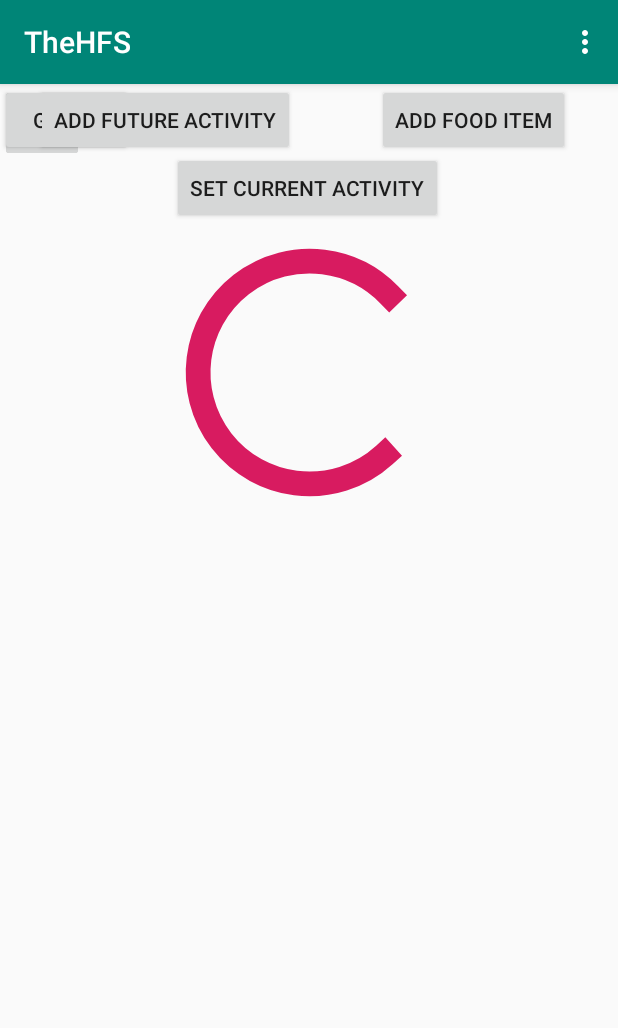
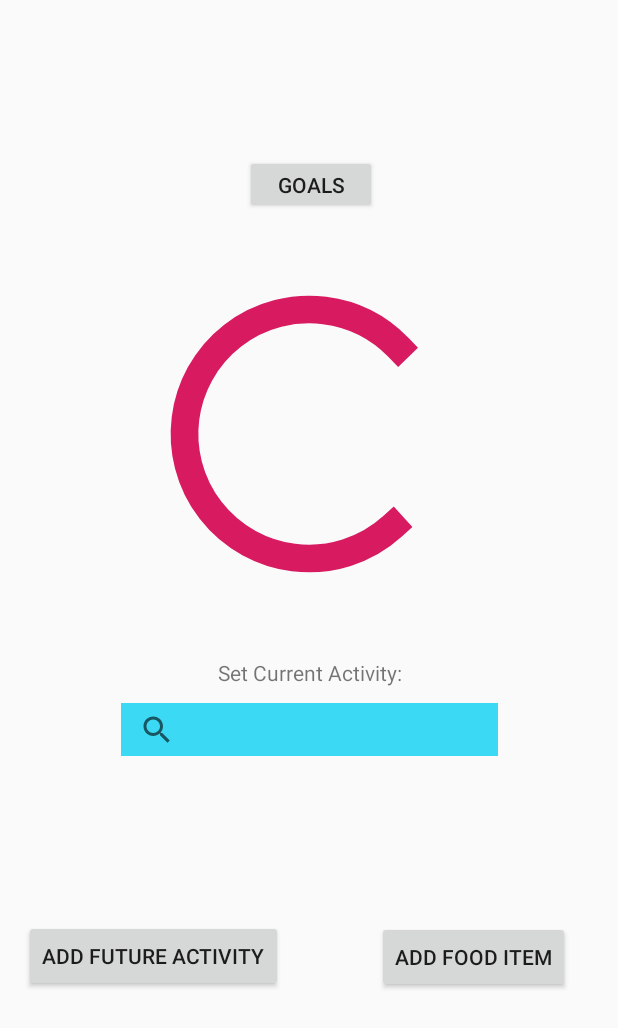
Before and after one commit to dylan-mancero/Health-and-Fitness-Android, an Android app: the screen it shows after launch (MainActivity), on a phone screen of 412 x 824 dp. Shown: the top 1028 px of the screen. Run offline under Robolectric (Android 15) with nearby library versions, the phone set to English and light mode, and no system bars.

Commit message:
Cleaned the project directory. Removed unnecessary GUI resources.

```diff
--- a/app/src/main/AndroidManifest.xml
+++ b/app/src/main/AndroidManifest.xml
@@ -9,10 +9,6 @@
         android:roundIcon="@mipmap/ic_launcher_round"
         android:supportsRtl="true"
         android:theme="@style/AppTheme">
-        <activity android:name=".addFutureActivity"></activity>
-        <activity
-            android:name=".homepage"
-            android:label="@string/title_activity_homepage" />
         <activity android:name=".addFood" />
         <activity
             android:name=".MainActivity"
--- a/app/src/main/java/com/hfs/ui/MainActivity.java
+++ b/app/src/main/java/com/hfs/ui/MainActivity.java
@@ -21,11 +21,11 @@ public class MainActivity extends AppCompatActivity {
     @Override
     protected void onCreate(Bundle savedInstanceState) {
         super.onCreate(savedInstanceState);
-        setContentView(R.layout.activity_main);
+        setContentView(R.layout.activity_homepage);
 
         //Associating button1&2 with relevant button id's
-        button1 = (Button) findViewById(R.id.setFutureActivity);
-        button2 = (Button) findViewById(R.id.setFoodItem);
+        button1 = findViewById(R.id.setFutureActivity);
+        button2 = findViewById(R.id.setFoodItem);
 
         //Setting the action that needs to be performed after specific button click from homepage
         button1.setOnClickListener(new View.OnClickListener() {
@@ -42,18 +42,6 @@ public class MainActivity extends AppCompatActivity {
             }
         });
 
-        Toolbar toolbar = findViewById(R.id.toolbar);
-        setSupportActionBar(toolbar);
-/*
-        FloatingActionButton = findViewById(R.id.fab);
-        fab.setOnClickListener(new View.OnClickListener() {
-            @Override
-            public void onClick(View view) {
-                Snackbar.make(view, "Replace with your own action", Snackbar.LENGTH_LONG)
-                        .setAction("Action", null).show();
-            }
-        });
- */
     }
 
     public void openSetFutureActivity() {
@@ -66,25 +54,4 @@ public class MainActivity extends AppCompatActivity {
         startActivity(intent);
     }
 
-    @Override
-    public boolean onCreateOptionsMenu(Menu menu) {
-        // Inflate the menu; this adds items to the action bar if it is present.
-        getMenuInflater().inflate(R.menu.menu_main, menu);
-        return true;
-    }
-
-    @Override
-    public boolean onOptionsItemSelected(MenuItem item) {
-        // Handle action bar item clicks here. The action bar will
-        // automatically handle clicks on the Home/Up button, so long
-        // as you specify a parent activity in AndroidManifest.xml.
-        int id = item.getItemId();
-
-        //noinspection SimplifiableIfStatement
-        if (id == R.id.action_settings) {
-            return true;
-        }
-
-        return super.onOptionsItemSelected(item);
-    }
 }
--- a/app/src/main/res/layout/activity_main.xml
+++ /dev/null
@@ -1,26 +0,0 @@
-<?xml version="1.0" encoding="utf-8"?>
-<androidx.coordinatorlayout.widget.CoordinatorLayout xmlns:android="http://schemas.android.com/apk/res/android"
-    xmlns:app="http://schemas.android.com/apk/res-auto"
-    xmlns:tools="http://schemas.android.com/tools"
-    android:layout_width="match_parent"
-    android:layout_height="match_parent"
-    tools:context=".MainActivity">
-
-    <com.google.android.material.appbar.AppBarLayout
-        android:id="@+id/appBarLayout"
-        android:layout_width="match_parent"
-        android:layout_height="wrap_content"
-        android:theme="@style/AppTheme.AppBarOverlay">
-
-        <androidx.appcompat.widget.Toolbar
-            android:id="@+id/toolbar"
-            android:layout_width="match_parent"
-            android:layout_height="?attr/actionBarSize"
-            android:background="?attr/colorPrimary"
-            app:popupTheme="@style/AppTheme.PopupOverlay" />
-
-    </com.google.android.material.appbar.AppBarLayout>
-
-    <include layout="@layout/content_main" />
-
-</androidx.coordinatorlayout.widget.CoordinatorLayout>
--- a/app/src/main/res/layout/content_main.xml
+++ /dev/null
@@ -1,84 +0,0 @@
-<?xml version="1.0" encoding="utf-8"?>
-<androidx.constraintlayout.widget.ConstraintLayout xmlns:android="http://schemas.android.com/apk/res/android"
-    xmlns:app="http://schemas.android.com/apk/res-auto"
-    xmlns:tools="http://schemas.android.com/tools"
-    android:layout_width="match_parent"
-    android:layout_height="match_parent"
-    app:layout_behavior="@string/appbar_scrolling_view_behavior"
-    tools:context=".MainActivity"
-    tools:showIn="@layout/activity_main">
-
-    <ProgressBar
-        android:id="@+id/progressBar"
-        style="?android:attr/progressBarStyle"
-        android:layout_width="235dp"
-        android:layout_height="198dp"
-        android:layout_marginTop="45dp"
-        app:layout_constraintEnd_toEndOf="parent"
-        app:layout_constraintStart_toStartOf="parent"
-        app:layout_constraintTop_toBottomOf="@+id/checkProgress" />
-
-    <Button
-        android:id="@+id/checkProgress"
-        android:layout_width="wrap_content"
-        android:layout_height="wrap_content"
-        android:text="GOALS"
-        tools:layout_editor_absoluteX="161dp"
-        tools:layout_editor_absoluteY="16dp" />
-
-    <ImageButton
-        android:id="@+id/foodHistoryBtn"
-        android:layout_width="wrap_content"
-        android:layout_height="wrap_content"
-        app:srcCompat="@android:drawable/ic_menu_gallery"
-        tools:layout_editor_absoluteX="32dp"
-        tools:layout_editor_absoluteY="608dp" />
-
-    <ImageButton
-        android:id="@+id/activityHistoryBtn"
-        android:layout_width="wrap_content"
-        android:layout_height="wrap_content"
-        app:srcCompat="@android:drawable/ic_menu_recent_history"
-        tools:layout_editor_absoluteX="323dp"
-        tools:layout_editor_absoluteY="608dp" />
-
-    <ImageButton
-        android:id="@+id/homepageBtn"
-        android:layout_width="wrap_content"
-        android:layout_height="wrap_content"
-        app:srcCompat="@android:drawable/ic_menu_compass"
-        tools:layout_editor_absoluteX="177dp"
-        tools:layout_editor_absoluteY="608dp" />
-
-    <Button
-        android:id="@+id/foodItem"
-        android:layout_width="wrap_content"
-        android:layout_height="wrap_content"
-        android:layout_marginEnd="32dp"
-        android:text="Add Food Item"
-        app:layout_constraintEnd_toEndOf="parent"
-        tools:layout_editor_absoluteY="360dp" />
-
-    <Button
-        android:id="@+id/futureActivity"
-        android:layout_width="wrap_content"
-        android:layout_height="wrap_content"
-        android:text="Add Future Activity"
-        app:layout_constraintEnd_toStartOf="@+id/foodItem"
-        app:layout_constraintHorizontal_bias="0.307"
-        app:layout_constraintStart_toStartOf="parent"
-        tools:layout_editor_absoluteY="360dp" />
-
-    <Button
-        android:id="@+id/setActivity"
-        android:layout_width="wrap_content"
-        android:layout_height="wrap_content"
-        android:text="Set Current Activity"
-        app:layout_constraintBottom_toTopOf="@+id/homepageBtn"
-        app:layout_constraintEnd_toEndOf="parent"
-        app:layout_constraintHorizontal_bias="0.497"
-        app:layout_constraintStart_toStartOf="parent"
-        app:layout_constraintTop_toBottomOf="@+id/progressBar"
-        app:layout_constraintVertical_bias="0.724" />
-
-</androidx.constraintlayout.widget.ConstraintLayout>
--- a/app/src/main/res/menu/menu_main.xml
+++ /dev/null
@@ -1,10 +0,0 @@
-<menu xmlns:android="http://schemas.android.com/apk/res/android"
-    xmlns:app="http://schemas.android.com/apk/res-auto"
-    xmlns:tools="http://schemas.android.com/tools"
-    tools:context="com.hfs.ui.MainActivity">
-    <item
-        android:id="@+id/action_settings"
-        android:orderInCategory="100"
-        android:title="@string/action_settings"
-        app:showAsAction="never" />
-</menu>
--- a/app/src/main/res/values/strings.xml
+++ b/app/src/main/res/values/strings.xml
@@ -1,8 +1,3 @@
 <resources>
     <string name="app_name">TheHFS</string>
-    <string name="action_settings">Settings</string>
-    <string name="title_activity_homepage">homepage</string>
-    <string name="title_home">Home</string>
-    <string name="title_dashboard">Dashboard</string>
-    <string name="title_notifications">Notifications</string>
 </resources>
```
Also changed, not shown: app/src/main/java/com/hfs/ui/homepage.java (deleted, +0 -31 lines), app/src/main/java/com/hfs/ui/ui/dashboard/DashboardFragment.java (deleted, +0 -35 lines), app/src/main/java/com/hfs/ui/ui/dashboard/DashboardViewModel.java (deleted, +0 -19 lines), app/src/main/java/com/hfs/ui/ui/home/HomeFragment.java (deleted, +0 -35 lines), app/src/main/java/com/hfs/ui/ui/home/HomeViewModel.java (deleted, +0 -19 lines), app/src/main/java/com/hfs/ui/ui/notifications/NotificationsFragment.java (deleted, +0 -35 lines), app/src/main/java/com/hfs/ui/ui/notifications/NotificationsViewModel.java (deleted, +0 -19 lines), app/src/main/res/layout/activity_homepage.xml (+15 -41 lines), app/src/main/res/layout/fragment_dashboard.xml (deleted, +0 -22 lines), app/src/main/res/layout/fragment_home.xml (deleted, +0 -22 lines), app/src/main/res/layout/fragment_notifications.xml (deleted, +0 -22 lines), app/src/main/res/menu/bottom_nav_menu.xml (deleted, +0 -19 lines), app/src/main/res/navigation/mobile_navigation.xml (deleted, +0 -25 lines).
